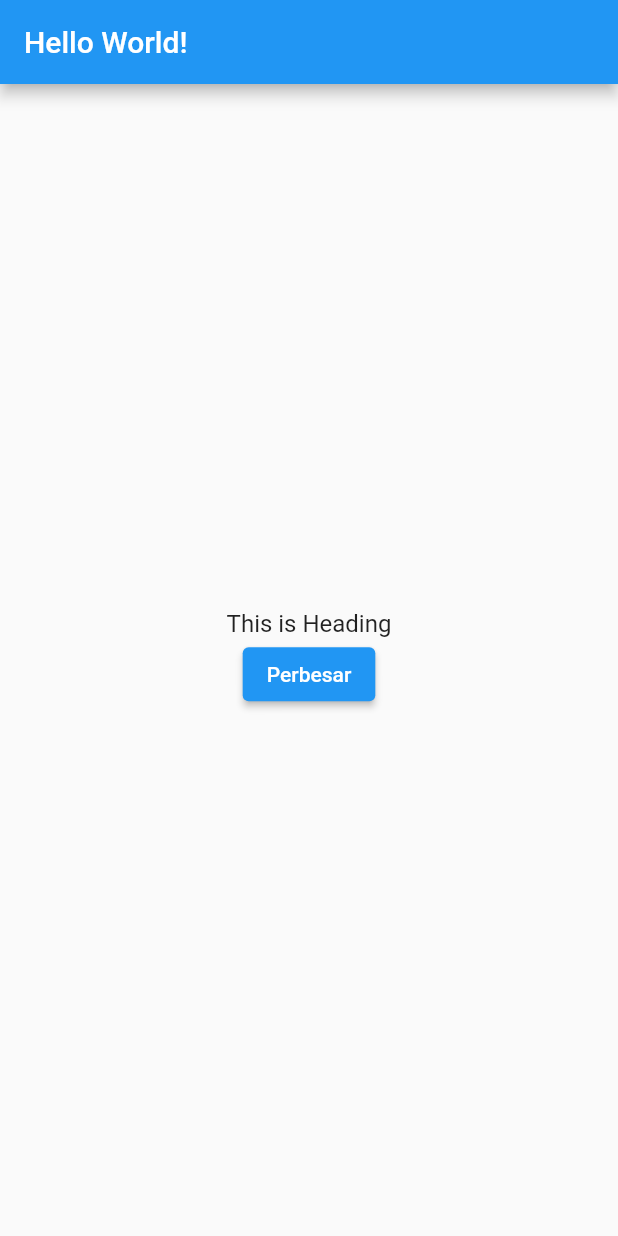
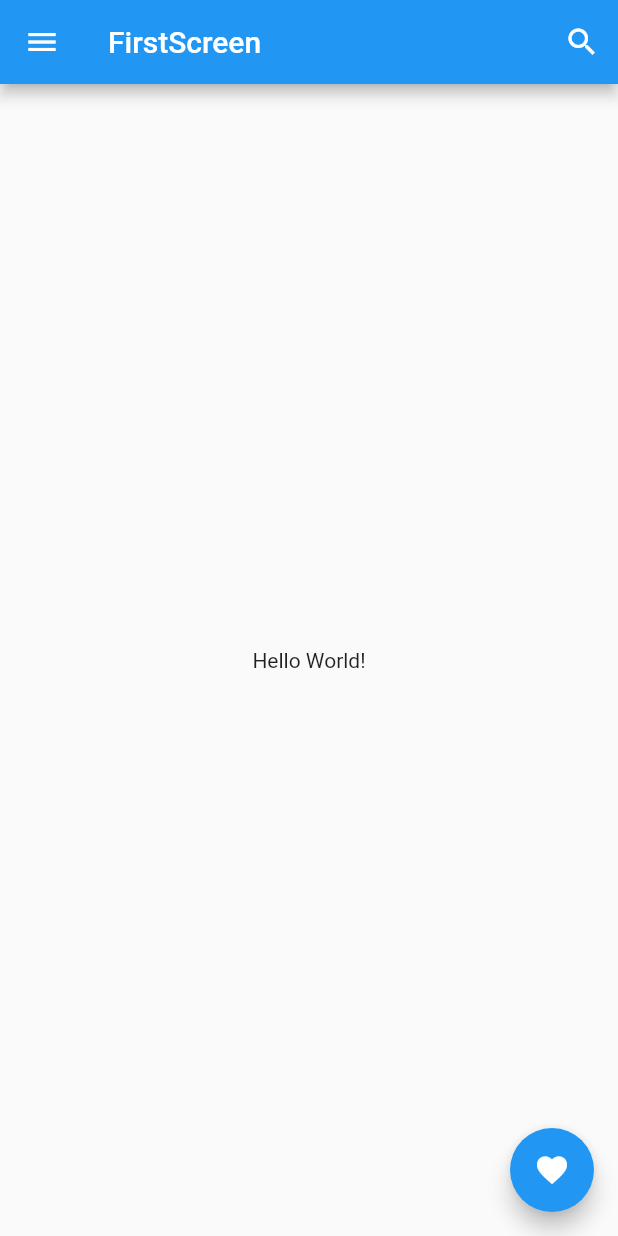
Before and after one commit to noanlearn/idcd-flutter-beginner, a Flutter app: the screen it shows after launch, on a phone screen of 412 x 824 dp. Run offline on Flutter 3.47's test engine with Material 2 defaults, Android fonts, the light colour scheme and no system bars.

Commit message:
introduction widget: until scaffold

```diff
--- a/lib/main.dart
+++ b/lib/main.dart
@@ -1,7 +1,7 @@
 import 'package:flutter/material.dart';
 
 void main() {
-  runApp(MyApp());
+  runApp(const MyApp());
 }
 
 class MyApp extends StatelessWidget {
@@ -10,64 +10,47 @@
   @override
   Widget build(BuildContext context) {
     return MaterialApp(
-      debugShowCheckedModeBanner: false,
       title: 'Flutter Demo',
-      theme: ThemeData(primaryColor: Colors.lightGreen),
-      home: Scaffold(
-        appBar: AppBar(
-          title: Text('Hello World!'),
-        ),
-        body: Center(child: BiggerText(text: 'This is Heading')),
+      theme: ThemeData(
+        primarySwatch: Colors.blue,
       ),
+      home: const FirstScreen()
     );
   }
 }
 
-class Heading extends StatelessWidget {
-  final String text; // state text bersifat final
-
-  const Heading({Key? key, required this.text})
-      : super(key: key); // lalu state text masuk ke constructor
+class FirstScreen extends StatelessWidget {
+  const FirstScreen({Key? key}) : super(key: key);
 
   @override
   Widget build(BuildContext context) {
-    return Text(
-      text,
-      style: const TextStyle(
-        fontSize: 24.0,
-        fontWeight: FontWeight.bold,
+    return Scaffold(
+      appBar: AppBar(
+        title: const Text('FirstScreen'),
+        actions: [
+          IconButton(
+            onPressed: () {},
+            icon: Icon(
+              Icons.search,
+              color: Colors.white
+            ),
+          )
+        ],
+        leading: IconButton(
+          onPressed: () {},
+          icon: Icon(
+            Icons.menu,
+            color: Colors.white,
+          )
+        ),
       ),
+      body: const Center(
+        child: Text('Hello World!'),
+      ),
+      floatingActionButton: FloatingActionButton(
+        child: const Icon(Icons.favorite),
+        onPressed: () {}
+        ),
     );
   }
 }
-
-class BiggerText extends StatefulWidget {
-  final String text;
-
-  const BiggerText({Key? key, required this.text}) : super(key: key);
-
-  @override
-  State<BiggerText> createState() => _BiggerTextState();
-}
-
-class _BiggerTextState extends State<BiggerText> {
-  double _textSize = 16.0;
-
-  @override
-  Widget build(BuildContext context) {
-    return Column(
-      mainAxisAlignment: MainAxisAlignment.center,
-      children: [
-        Text(widget.text, style: TextStyle(fontSize: _textSize)),
-        ElevatedButton(
-          onPressed: () {
-            setState(() {
-              _textSize = 32;
-            });
-          },
-          child: Text('Perbesar')
-        )
-      ],
-    );
-  }
-}
```
Also changed, not shown: lib/stateless_stateful.dart (added, +74 -0 lines).
